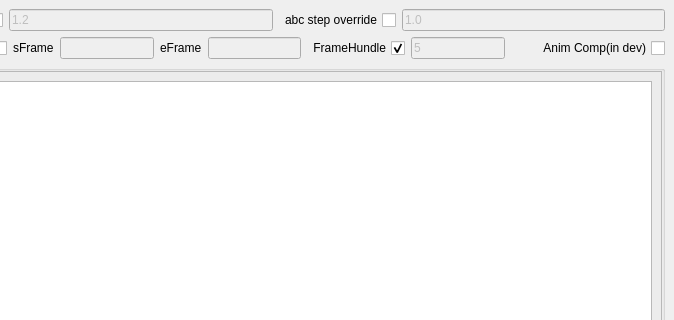
The window that pycode/Exp_gui.ui (n-designdev/ND_AssetExporter) describes before a commit, drawn with Qt 5; both pictures show x 312 to 986 and y 0 to 320 of the 986 by 807 pixel window.
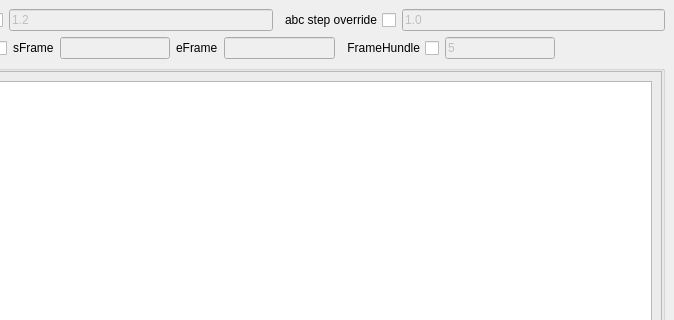
The same window after the commit.

The edit to the form file:
```diff
--- a/pycode/Exp_gui.ui
+++ b/pycode/Exp_gui.ui
@@ -249,6 +249,9 @@
       </item>
       <item>
        <widget class="QCheckBox" name="framehundle_checkbox">
+        <property name="enabled">
+         <bool>true</bool>
+        </property>
         <property name="layoutDirection">
          <enum>Qt::RightToLeft</enum>
         </property>
@@ -256,7 +259,7 @@
          <string>FrameHundle</string>
         </property>
         <property name="checked">
-         <bool>true</bool>
+         <bool>false</bool>
         </property>
        </widget>
       </item>
@@ -283,16 +286,6 @@
         </property>
        </spacer>
       </item>
-      <item>
-       <widget class="QCheckBox" name="anim_comment_checkbox">
-        <property name="layoutDirection">
-         <enum>Qt::RightToLeft</enum>
-        </property>
-        <property name="text">
-         <string>Anim Comp(in dev)</string>
-        </property>
-       </widget>
-      </item>
      </layout>
     </item>
     <item>
```
